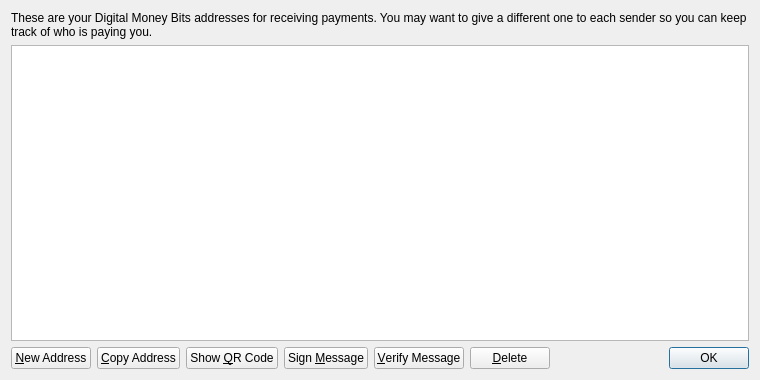
The window that DigitalMoneyBits-master/src/qt/forms/addressbookpage.ui (DMBcryptocurrency/DMB-project) describes before a commit, drawn with Qt 5.
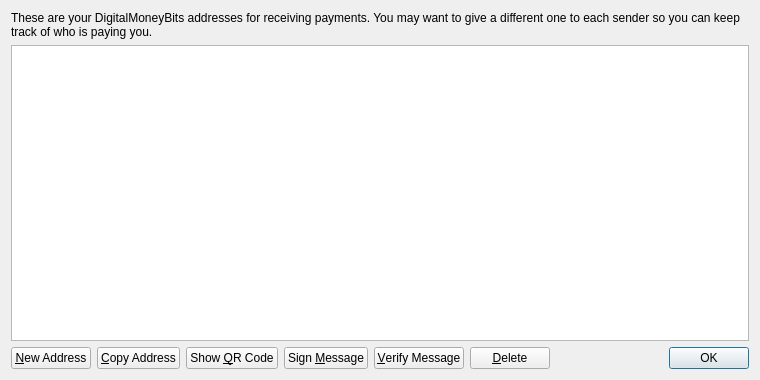
The same window after the commit. Icons and pictures are not drawn.

The edit to the form file:
```diff
--- a/DigitalMoneyBits-master/src/qt/forms/addressbookpage.ui
+++ b/DigitalMoneyBits-master/src/qt/forms/addressbookpage.ui
@@ -17,7 +17,7 @@
    <item>
     <widget class="QLabel" name="labelExplanation">
      <property name="text">
-      <string>These are your Digital Money Bits addresses for receiving payments. You may want to give a different one to each sender so you can keep track of who is paying you.</string>
+      <string>These are your DigitalMoneyBits addresses for receiving payments. You may want to give a different one to each sender so you can keep track of who is paying you.</string>
      </property>
      <property name="textFormat">
       <enum>Qt::PlainText</enum>
```
Left out of the diff: 4 changed lines with no effect on the pictures.
